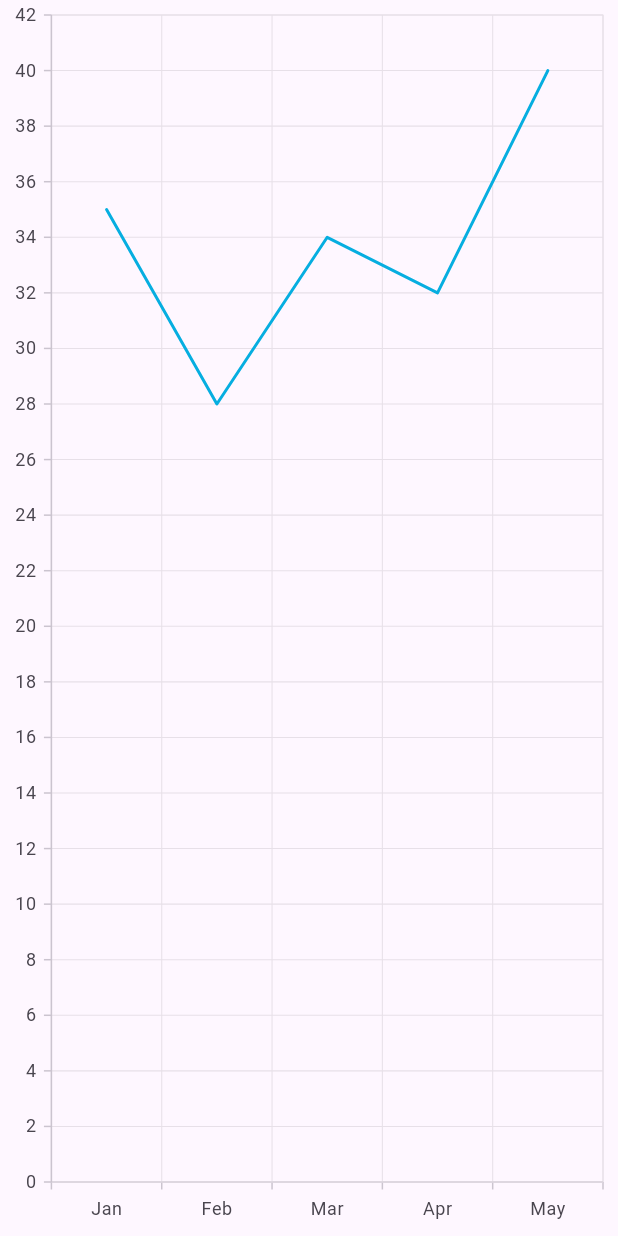
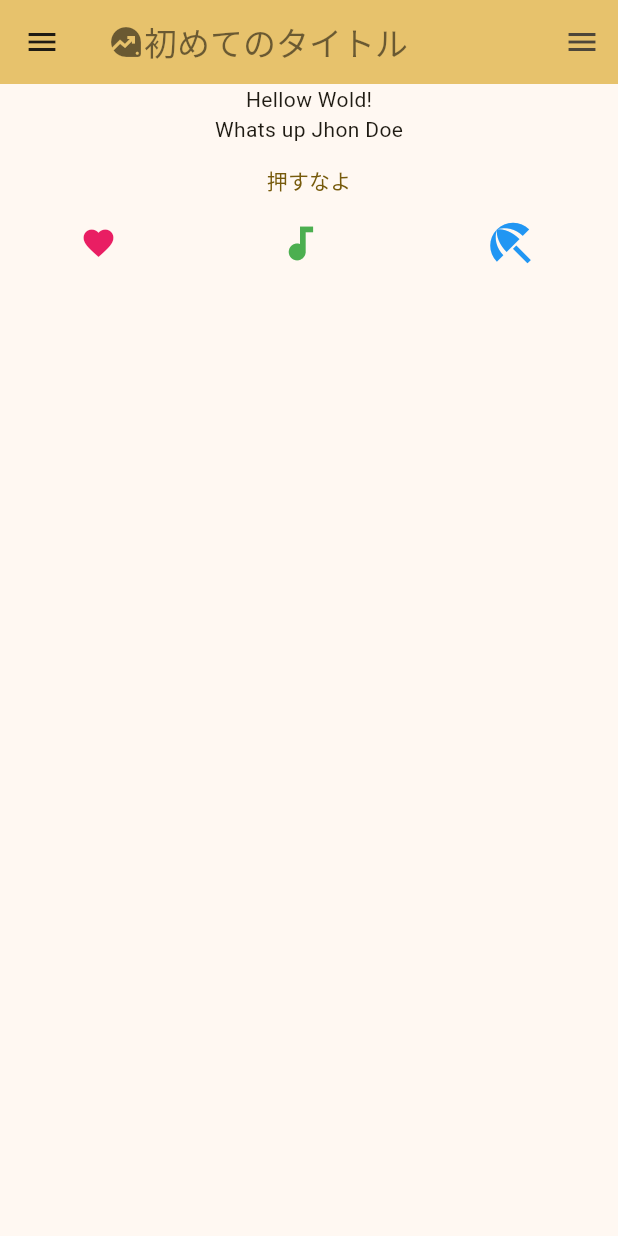
Before and after one commit to kannhi/flutter_test, a Flutter app: the screen it shows after launch, on a phone screen of 412 x 824 dp. Run offline on Flutter 3.47's test engine with Material 3 defaults, Android fonts, the phone set to English and light mode, and no system bars.

Commit message:
[fix] uiの形を変更

```diff
--- a/flutter_test_ui_template/lib/main.dart
+++ b/flutter_test_ui_template/lib/main.dart
@@ -1,5 +1,6 @@
+// import 'package:syncfusion_flutter_charts/charts.dart';
+
 import 'package:flutter/material.dart';
-import 'package:syncfusion_flutter_charts/charts.dart';
 
 void main() {
   runApp(const MyApp());
@@ -14,22 +15,7 @@ class MyApp extends StatelessWidget {
     return MaterialApp(
       title: 'Flutter Demo',
       theme: ThemeData(
-        // This is the theme of your application.
-        //
-        // TRY THIS: Try running your application with "flutter run". You'll see
-        // the application has a purple toolbar. Then, without quitting the app,
-        // try changing the seedColor in the colorScheme below to Colors.green
-        // and then invoke "hot reload" (save your changes or press the "hot
-        // reload" button in a Flutter-supported IDE, or press "r" if you used
-        // the command line to start the app).
-        //
-        // Notice that the counter didn't reset back to zero; the application
-        // state is not lost during the reload. To reset the state, use hot
-        // restart instead.
-        //
-        // This works for code too, not just values: Most code changes can be
-        // tested with just a hot reload.
-        colorScheme: ColorScheme.fromSeed(seedColor: Colors.deepPurple),
+        colorScheme: ColorScheme.fromSeed(seedColor: Colors.amberAccent.shade400),
         useMaterial3: true,
       ),
       home: const MyHomePage(title: 'Flutter Demo Home Page'),
@@ -39,18 +25,7 @@ class MyApp extends StatelessWidget {
 
 class MyHomePage extends StatefulWidget {
   const MyHomePage({super.key, required this.title});
-
-  // This widget is the home page of your application. It is stateful, meaning
-  // that it has a State object (defined below) that contains fields that affect
-  // how it looks.
-
-  // This class is the configuration for the state. It holds the values (in this
-  // case the title) provided by the parent (in this case the App widget) and
-  // used by the build method of the State. Fields in a Widget subclass are
-  // always marked "final".
-
   final String title;
-
   @override
   State<MyHomePage> createState() => _MyHomePageState();
 }
@@ -60,11 +35,6 @@ class _MyHomePageState extends State<MyHomePage> {
 
   void _incrementCounter() {
     setState(() {
-      // This call to setState tells the Flutter framework that something has
-      // changed in this State, which causes it to rerun the build method below
-      // so that the display can reflect the updated values. If we changed
-      // _counter without calling setState(), then the build method would not be
-      // called again, and so nothing would appear to happen.
       _counter++;
     });
   }
@@ -72,35 +42,105 @@ class _MyHomePageState extends State<MyHomePage> {
   @override
   Widget build(BuildContext context) {
     return Scaffold(
-      body: Center(
-          child: Container(
-            child: SfCartesianChart(
-              // Initialize category axis
-              primaryXAxis: CategoryAxis(),
+      appBar: AppBar(
+        backgroundColor: Theme.of(context).colorScheme.inversePrimary,
+        title: Row(children: const [
+         Icon(
+          Icons.data_exploration,
+          color: Colors.black54,),
+         Text(
+          "初めてのタイトル",
+           style: TextStyle(
+            color: Colors.black54
+           ),
+          ),
+       ]),
+      ),
 
-              series: <LineSeries<SalesData, String>>[
-                LineSeries<SalesData, String>(
-                  // Bind data source
-                  dataSource:  <SalesData>[
-                    SalesData('Jan', 35),
-                    SalesData('Feb', 28),
-                    SalesData('Mar', 34),
-                    SalesData('Apr', 32),
-                    SalesData('May', 40)
-                  ],
-                  xValueMapper: (SalesData sales, _) => sales.year,
-                  yValueMapper: (SalesData sales, _) => sales.sales
-                )
-              ]
-            )
-          )
-      )
+        body: Column(children: [
+          const Text('Hellow Wold!'),
+          const Text('Whats up Jhon Doe'),
+          TextButton(
+              onPressed: () => {print('Pressed')}, child: const Text('押すなよ')),
+          Row(
+              mainAxisAlignment: MainAxisAlignment.spaceAround,
+              children: const [
+                // https://api.flutter.dev/flutter/material/Icons-class.html
+                Icon(
+                  // Iconの指定
+                  Icons.favorite,
+                  // 色の指定
+                  color: Colors.pink,
+                  // サイズの指定
+                  size: 24.0,
+                ),
+                Icon(
+                  Icons.audiotrack,
+                  color: Colors.green,
+                  size: 30.0,
+                ),
+                Icon(
+                  Icons.beach_access,
+                  color: Colors.blue,
+                  size: 36.0,
+                ),
+              ]),
+        ]),
+        drawer: const Drawer(child: Center(child: Text("Drawer"))),
+        endDrawer: const Drawer(child: Center(child: Text("EndDrawer"))),
     );
   }
 }
 
-class SalesData {
-  SalesData(this.year, this.sales);
-  final String year;
-  final double sales;
-}
+
+// class _MyHomePageState extends State<MyHomePage> {
+//   @override
+//   // Widgetにツリー構造で定義していく
+//   Widget build(BuildContext context) {
+//     return Scaffold(
+//         appBar: AppBar(
+//           title: Row(
+//             children: const [
+//               Icon(
+//                 Icons.data_exploration,
+//                 color: Colors.black54,
+//                 size: 24
+//               ),
+//               Text('Counter')
+//             ]
+//           ),
+//         ),
+
+//         body: Column(children: [
+//           const Text('Hellow Wold!'),
+//           const Text('Whats up Jhon Doe'),
+//           TextButton(
+//               onPressed: () => {print('Pressed')}, child: const Text('押すなよ')),
+//           Row(
+//               mainAxisAlignment: MainAxisAlignment.spaceAround,
+//               children: const [
+//                 // https://api.flutter.dev/flutter/material/Icons-class.html
+//                 Icon(
+//                   // Iconの指定
+//                   Icons.favorite,
+//                   // 色の指定
+//                   color: Colors.pink,
+//                   // サイズの指定
+//                   size: 24.0,
+//                 ),
+//                 Icon(
+//                   Icons.audiotrack,
+//                   color: Colors.green,
+//                   size: 30.0,
+//                 ),
+//                 Icon(
+//                   Icons.beach_access,
+//                   color: Colors.blue,
+//                   size: 36.0,
+//                 ),
+//               ]),
+//         ])
+
+//     );
+//   }
+// }
```
